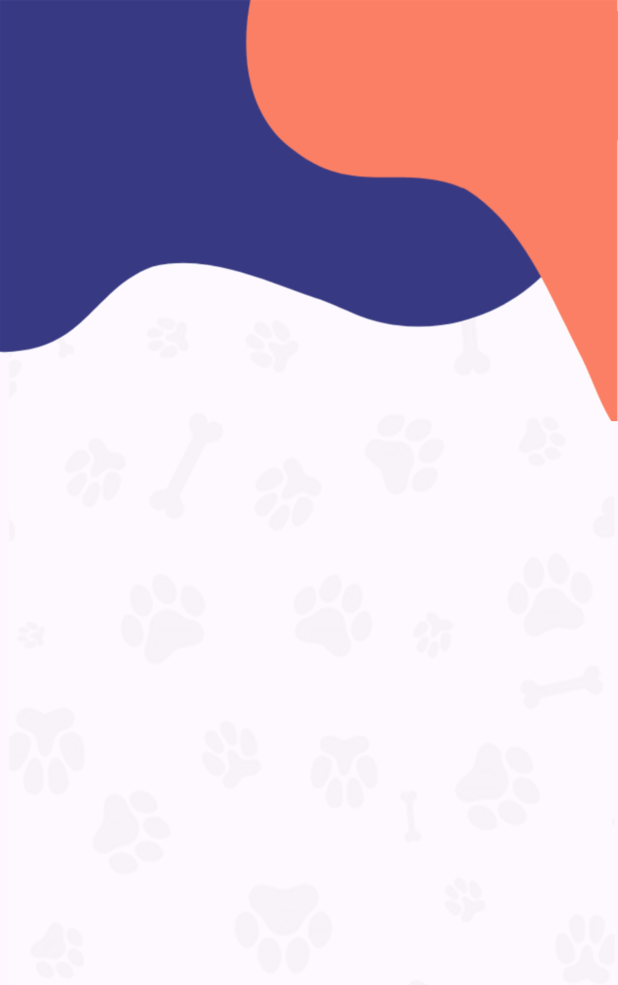
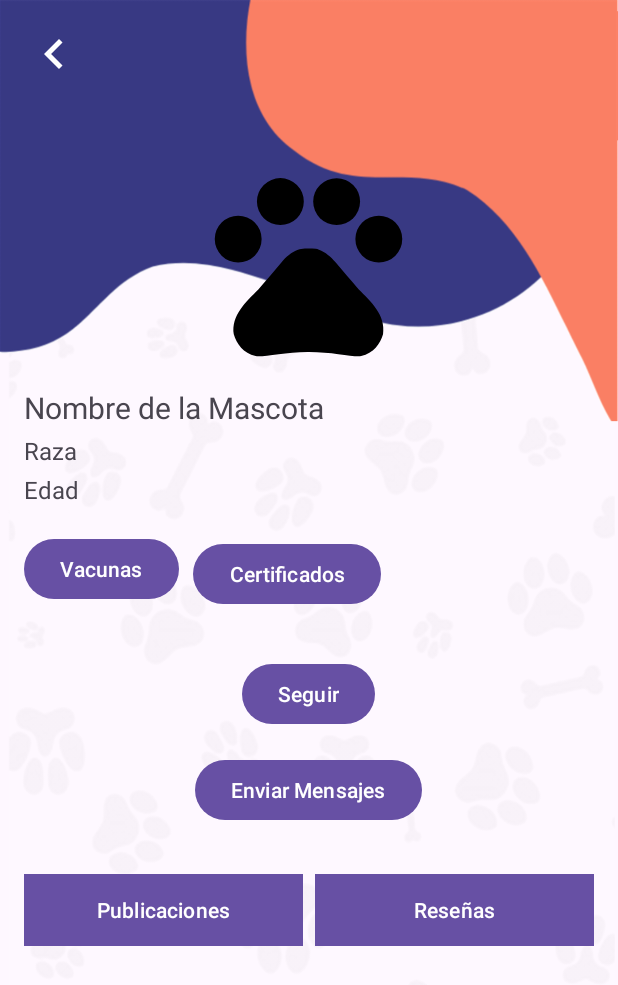
Before and after one commit to M0nroy/PETMATCH_Proyecto, an Android app: the PerfilMascota screen opened directly, with no data from a screen before it, on a phone screen of 412 x 824 dp. Shown: the top 985 px of the screen. Run offline under Robolectric (Android 15) with nearby library versions, the phone set to English and light mode, and no system bars.

Commit message:
pantalla perfil

```diff
--- /dev/null
+++ b/app/src/main/res/drawable/atras.xml
@@ -0,0 +1,5 @@
+<vector android:height="24dp" android:tint="#FFFFFF"
+    android:viewportHeight="24" android:viewportWidth="24"
+    android:width="24dp" xmlns:android="http://schemas.android.com/apk/res/android">
+    <path android:fillColor="@android:color/white" android:pathData="M15.41,7.41L14,6l-6,6 6,6 1.41,-1.41L10.83,12z"/>
+</vector>
--- a/app/src/main/res/layout/activity_perfil_mascota.xml
+++ b/app/src/main/res/layout/activity_perfil_mascota.xml
@@ -1,9 +1,169 @@
 <?xml version="1.0" encoding="utf-8"?>
-<LinearLayout xmlns:android="http://schemas.android.com/apk/res/android"
+<!-- perfil_layout.xml -->
+
+<RelativeLayout xmlns:android="http://schemas.android.com/apk/res/android"
     xmlns:app="http://schemas.android.com/apk/res-auto"
-    xmlns:tools="http://schemas.android.com/tools"
     android:layout_width="match_parent"
     android:layout_height="match_parent"
-    android:orientation="vertical"
-    android:background="@drawable/font2"
-    tools:context=".PerfilMascota"/>
+    android:background="@drawable/font2">
+
+    <!-- Barra superior con botón de retroceso -->
+    <RelativeLayout
+        android:id="@+id/profileHeader"
+        android:layout_width="match_parent"
+        android:layout_height="wrap_content"
+        android:layout_alignParentTop="true"
+        android:padding="16dp">
+
+        <ImageView
+            android:id="@+id/backIcon"
+            android:layout_width="40dp"
+            android:layout_height="40dp"
+            android:src="@drawable/atras" />
+
+    </RelativeLayout>
+
+    <!-- Contenido del perfil -->
+    <RelativeLayout
+        android:id="@+id/profileContent"
+        android:layout_width="match_parent"
+        android:layout_height="wrap_content"
+        android:layout_below="@id/profileHeader"
+        android:padding="16dp">
+
+        <!-- Foto, nombre, raza y edad -->
+
+        <ImageView
+            android:id="@+id/petProfileImage"
+            android:layout_width="150dp"
+            android:layout_height="150dp"
+            android:layout_centerHorizontal="true"
+            android:layout_marginTop="12dp"
+            android:src="@drawable/pets" />
+
+        <TextView
+            android:id="@+id/petProfileName"
+            android:layout_width="wrap_content"
+            android:layout_height="wrap_content"
+            android:layout_below="@id/petProfileImage"
+            android:text="Nombre de la Mascota"
+            android:textSize="20sp"
+            android:layout_marginTop="8dp"/>
+
+        <TextView
+            android:id="@+id/petProfileBreed"
+            android:layout_width="wrap_content"
+            android:layout_height="wrap_content"
+            android:layout_below="@id/petProfileName"
+            android:text="Raza"
+            android:textSize="16sp"
+            android:layout_marginTop="4dp"/>
+
+        <TextView
+            android:id="@+id/petProfileAge"
+            android:layout_width="wrap_content"
+            android:layout_height="wrap_content"
+            android:layout_below="@id/petProfileBreed"
+            android:text="Edad"
+            android:textSize="16sp"
+            android:layout_marginTop="4dp"/>
+
+        <!-- Botones de vacunas y certificados -->
+
+        <Button
+            android:id="@+id/vaccinesButton"
+            android:layout_width="wrap_content"
+            android:layout_height="wrap_content"
+            android:layout_below="@id/petProfileAge"
+            android:layout_marginTop="18dp"
+            android:gravity="center"
+            android:text="Vacunas" />
+
+        <Button
+            android:id="@+id/certificatesButton"
+            android:layout_width="wrap_content"
+            android:layout_height="wrap_content"
+            android:layout_below="@id/petProfileAge"
+            android:layout_marginStart="9dp"
+            android:layout_marginTop="21dp"
+            android:layout_toEndOf="@id/vaccinesButton"
+            android:gravity="center"
+            android:text="Certificados" />
+
+    </RelativeLayout>
+
+    <!-- Botón de seguir y enviar mensajes -->
+    <RelativeLayout
+        android:id="@+id/profileButtons"
+        android:layout_width="match_parent"
+        android:layout_height="wrap_content"
+        android:layout_below="@id/profileContent"
+        android:padding="16dp">
+
+        <Button
+            android:id="@+id/followButton"
+            android:layout_width="wrap_content"
+            android:layout_height="wrap_content"
+            android:text="Seguir"
+            android:layout_centerHorizontal="true" />
+
+        <Button
+            android:id="@+id/messageButton"
+            android:layout_width="wrap_content"
+            android:layout_height="wrap_content"
+            android:layout_marginTop="16dp"
+            android:text="Enviar Mensajes"
+            android:layout_below="@id/followButton"
+            android:layout_centerHorizontal="true" />
+
+    </RelativeLayout>
+
+    <!-- Botón cambiante con opciones -->
+    <RelativeLayout
+        android:id="@+id/optionsButton"
+        android:layout_width="match_parent"
+        android:layout_height="wrap_content"
+        android:layout_below="@id/profileButtons"
+        android:padding="16dp">
+
+        <LinearLayout
+            android:layout_width="match_parent"
+            android:layout_height="wrap_content"
+            android:orientation="horizontal"
+            android:gravity="center_horizontal">
+
+            <Button
+                android:id="@+id/changeableButton"
+                android:layout_width="0dp"
+                android:layout_height="wrap_content"
+                android:layout_weight="1"
+                android:text="Publicaciones"
+                android:background="#1976D2"
+                android:textColor="#FFFFFF" />
+
+            <Button
+                android:id="@+id/reviewsButton"
+                android:layout_width="0dp"
+                android:layout_height="wrap_content"
+                android:layout_weight="1"
+                android:text="Reseñas"
+                android:background="#1976D2"
+                android:textColor="#FFFFFF"
+                android:layout_marginStart="8dp" />
+        </LinearLayout>
+
+    </RelativeLayout>
+
+    <!-- Publicaciones del perfil -->
+    <RelativeLayout
+        android:id="@+id/profilePosts"
+        android:layout_width="match_parent"
+        android:layout_height="match_parent"
+        android:layout_below="@id/optionsButton"
+        android:padding="16dp">
+
+        <!-- Puedes agregar aquí elementos para mostrar las publicaciones (fotos, videos, etc.) -->
+
+    </RelativeLayout>
+
+</RelativeLayout>
```
